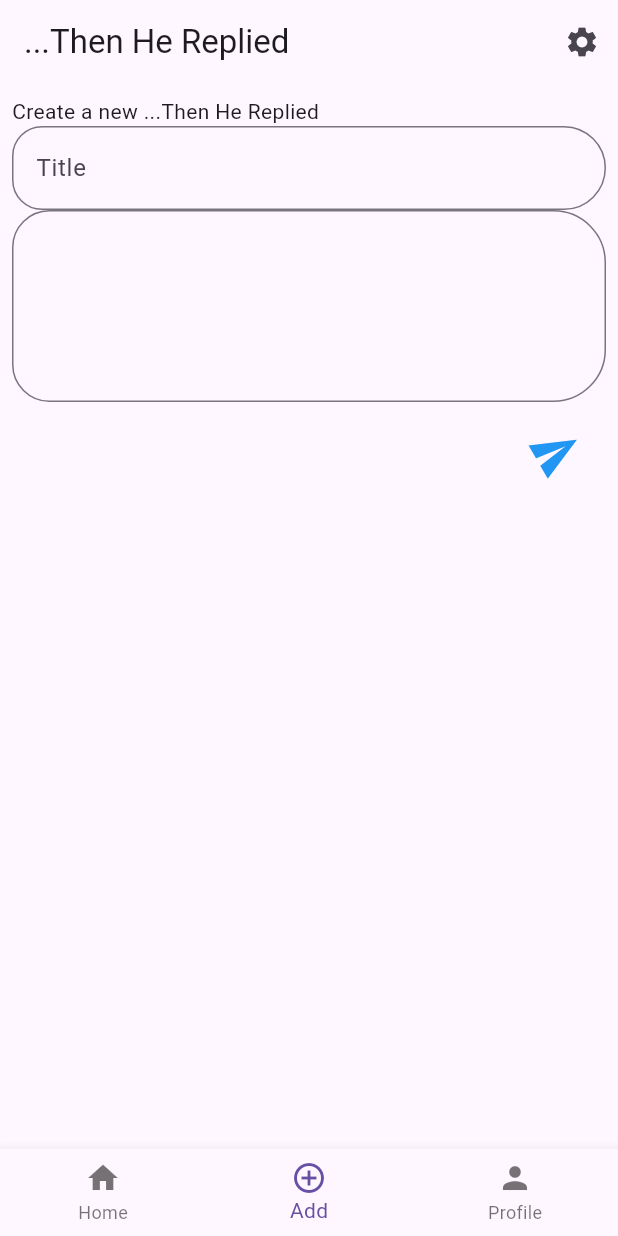
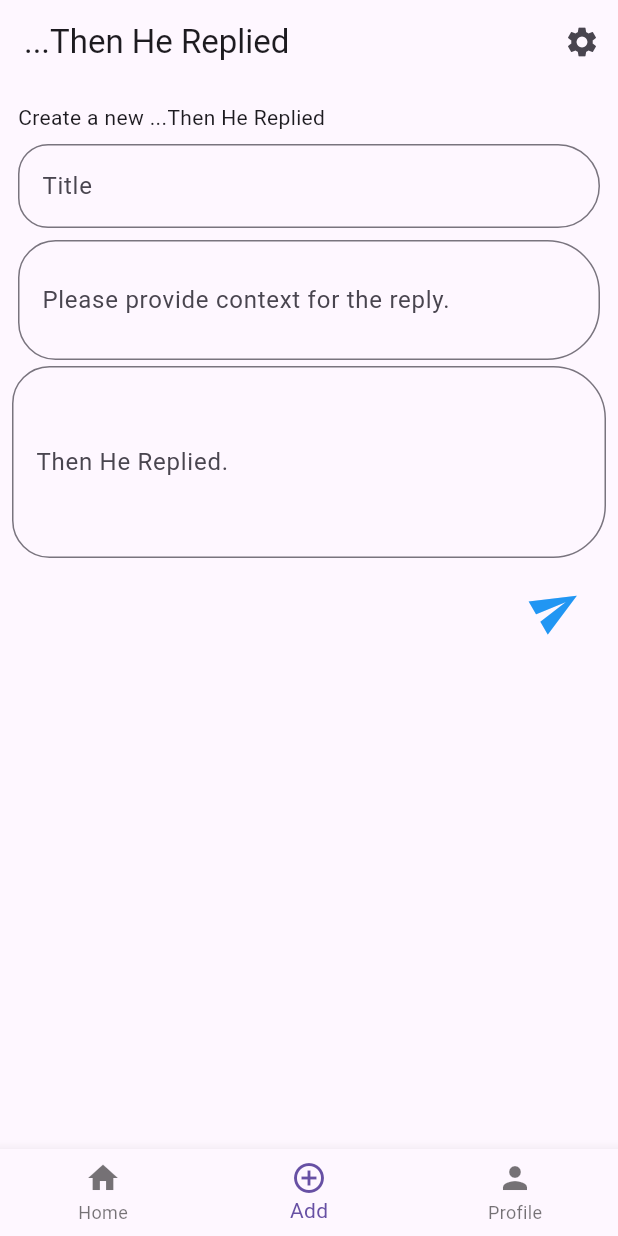
Before and after one commit to BMarx981/then_he_replied, a Flutter app: the screen it shows after launch, item 2 of the bottom bar chosen, on a phone screen of 412 x 824 dp. Run offline on Flutter 3.47's test engine with Material 3 defaults, Android fonts, the phone set to English and light mode, and no system bars; our stand-ins replace cloud_firestore, firebase_core, flutter_riverpod; accounts and stored records are empty; generated files the repository leaves out were written again.

```diff
--- /dev/null
+++ b/lib/src/presentation/create_reply/create_reply_context_textfield.dart
@@ -0,0 +1,53 @@
+import 'package:flutter/material.dart';
+import 'package:flutter_riverpod/flutter_riverpod.dart';
+
+class ReplyContextTextField extends ConsumerStatefulWidget {
+  const ReplyContextTextField({super.key});
+
+  @override
+  ConsumerState<ReplyContextTextField> createState() =>
+      _ReplyContextFieldState();
+}
+
+class _ReplyContextFieldState extends ConsumerState<ReplyContextTextField> {
+  final controller = TextEditingController();
+  @override
+  void initState() {
+    super.initState();
+  }
+
+  @override
+  void dispose() {
+    controller.dispose();
+    super.dispose();
+  }
+
+  @override
+  Widget build(BuildContext context) {
+    return Column(
+      children: [
+        TextField(
+          maxLines: 18,
+          minLines: 2,
+          onChanged: (value) {
+            ref.read(contextProvider.notifier).state = value;
+          },
+          controller: controller,
+          decoration: const InputDecoration(
+            labelText: 'Please provide context for the reply.',
+            border: OutlineInputBorder(
+              borderRadius: BorderRadius.horizontal(
+                left: Radius.circular(25),
+                right: Radius.circular(35),
+              ),
+            ),
+          ),
+        ),
+      ],
+    );
+  }
+}
+
+final contextProvider = StateProvider<String>((ref) {
+  return "";
+});
--- a/lib/src/presentation/create_reply/create_reply_view.dart
+++ b/lib/src/presentation/create_reply/create_reply_view.dart
@@ -1,5 +1,6 @@
 import 'package:flutter/material.dart';
 import 'package:flutter_riverpod/flutter_riverpod.dart';
+import 'package:then_he_replied/src/presentation/create_reply/create_reply_context_textfield.dart';
 import 'package:then_he_replied/src/presentation/create_reply/create_textfield.dart';
 import 'package:then_he_replied/src/presentation/create_reply/create_title_textfield.dart';
 
@@ -11,11 +12,27 @@ class CreateReplyView extends ConsumerWidget {
     return const Padding(
       padding: EdgeInsets.all(8.0),
       child: Column(children: [
-        Row(children: [Text("Create a new ...Then He Replied")]),
-        Row(
-          children: [
-            Expanded(child: ReplyTitleTextField()),
-          ],
+        Padding(
+          padding: EdgeInsets.all(4.0),
+          child: Row(children: [Text("Create a new ...Then He Replied")]),
+        ),
+        Padding(
+          padding: EdgeInsets.all(4.0),
+          child: Row(
+            children: [
+              Expanded(child: ReplyTitleTextField()),
+            ],
+          ),
+        ),
+        Padding(
+          padding: EdgeInsets.all(4.0),
+          child: Row(
+            children: [
+              Expanded(
+                child: ReplyContextTextField(),
+              )
+            ],
+          ),
         ),
         Expanded(child: ReplyTextField()),
       ]),
--- a/lib/src/presentation/create_reply/create_textfield.dart
+++ b/lib/src/presentation/create_reply/create_textfield.dart
@@ -2,6 +2,7 @@ import 'package:flutter/material.dart';
 import 'package:flutter_riverpod/flutter_riverpod.dart';
 import 'package:then_he_replied/src/data/reply_item.dart';
 import 'package:then_he_replied/src/presentation/create_reply/create_title_textfield.dart';
+import 'package:then_he_replied/src/presentation/main_view.dart';
 import 'package:then_he_replied/src/presentation/reply_list_screen/list_provider.dart';
 
 class ReplyTextField extends ConsumerStatefulWidget {
@@ -33,10 +34,11 @@ class _ReplyTextFieldState extends ConsumerState<ReplyTextField> {
           minLines: 4,
           controller: controller,
           decoration: const InputDecoration(
+              label: Text("Then He Replied."),
               border: OutlineInputBorder(
-            borderRadius: BorderRadius.horizontal(
-                left: Radius.circular(25), right: Radius.circular(35)),
-          )),
+                borderRadius: BorderRadius.horizontal(
+                    left: Radius.circular(25), right: Radius.circular(35)),
+              )),
         ),
         Padding(
           padding: const EdgeInsets.all(8.0),
@@ -64,7 +66,7 @@ class _ReplyTextFieldState extends ConsumerState<ReplyTextField> {
                         context: 'He was terrible',
                       ),
                     );
-                    // Navigator.pop(context);
+                    ref.read(indexBottomNavbarProvider.notifier).state = 0;
                   },
                 ),
               )
--- a/lib/src/presentation/reply_details_screen/reply_item_details_view.dart
+++ b/lib/src/presentation/reply_details_screen/reply_item_details_view.dart
@@ -16,8 +16,13 @@ class ReplyItemDetailsView extends StatelessWidget {
       ),
       body: Padding(
         padding: const EdgeInsets.all(8.0),
-        child: Center(
-          child: Text(args['text']),
+        child: Column(
+          children: [
+            Text(args['context']),
+            Center(
+              child: Text(args['text']),
+            ),
+          ],
         ),
       ),
     );
--- a/lib/src/presentation/reply_list_screen/reply_list_view.dart
+++ b/lib/src/presentation/reply_list_screen/reply_list_view.dart
@@ -68,7 +68,7 @@ class ListTileItemWidget extends ConsumerWidget {
                 offset: const Offset(3, 3),
               )
             ],
-              color: Colors.white),
+          ),
           child: ListTile(
               title: Text(
                   '${item.title} ${DateFormat('MM/dd/yyyy').format(item.date)}'),
```
Lines whose indentation alone changed are shown as unchanged.
